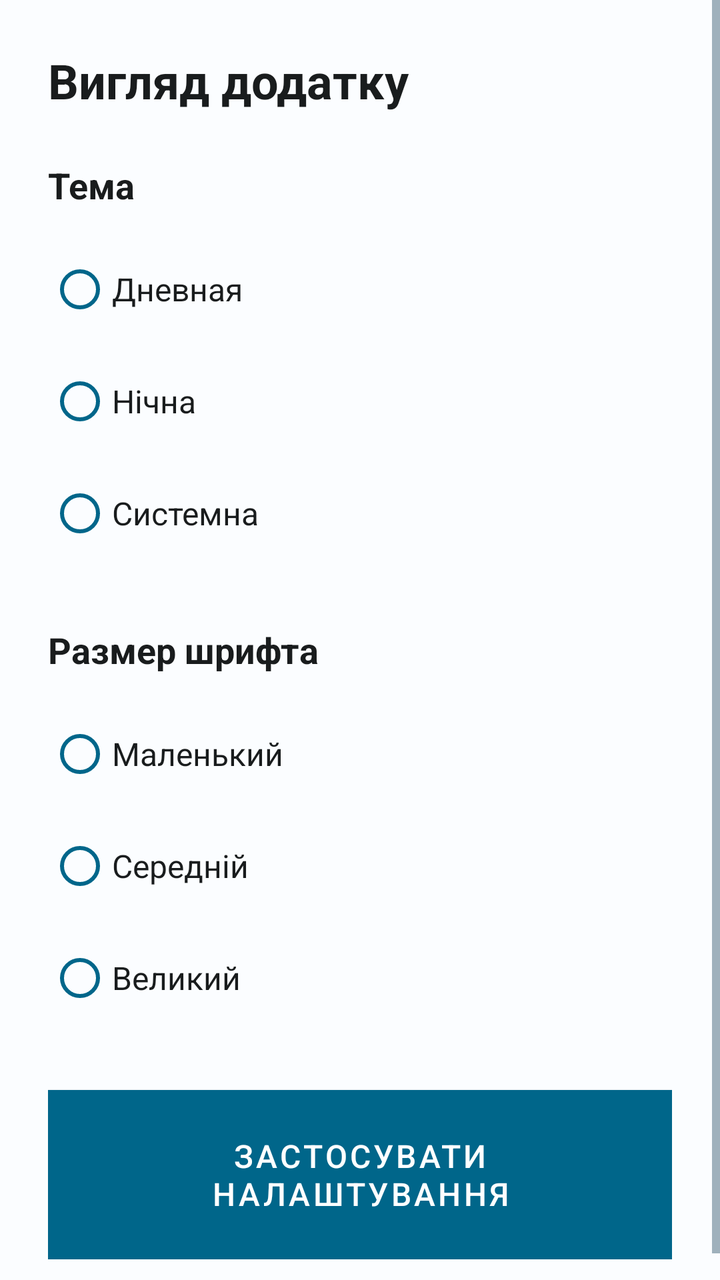
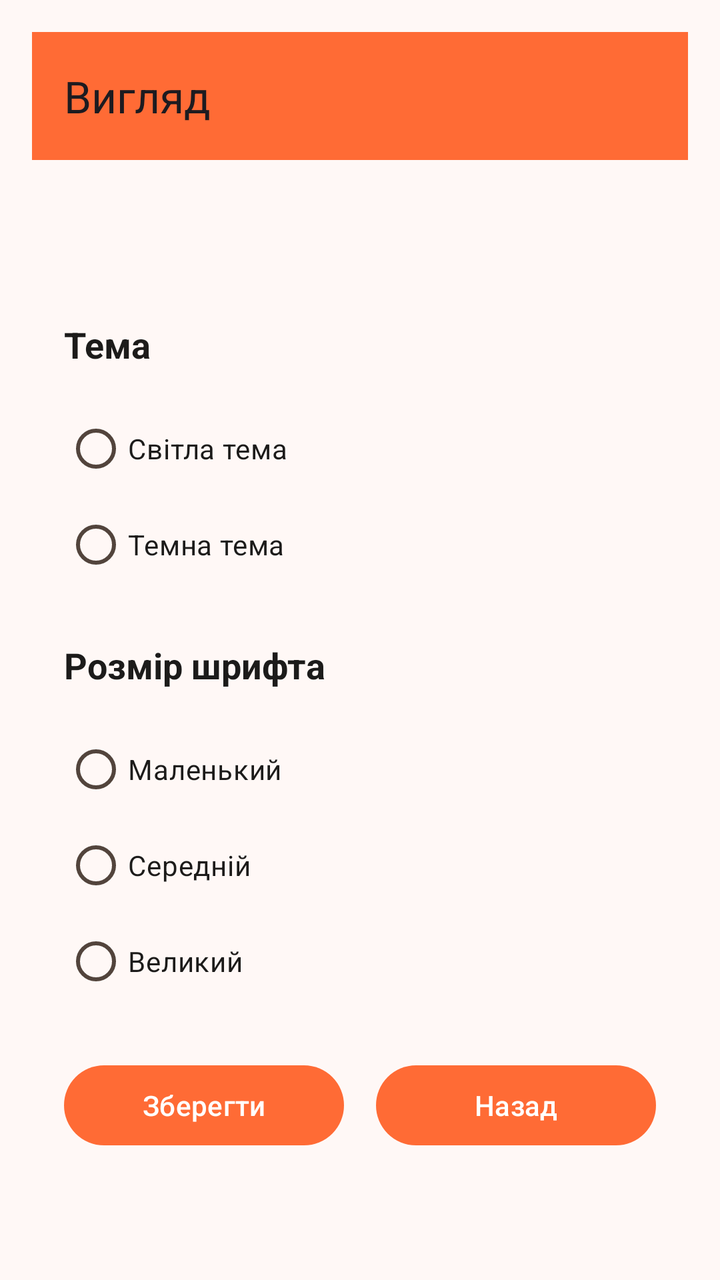

The first picture is an Android layout as it rendered before a commit; the second is the same layout after the commit. The layout source and the unified diff follow.
<!-- AndroidManifest.xml: application theme Theme.SunPortal -->
<!-- res/layout/fragment_appearance.xml -->
<?xml version="1.0" encoding="utf-8"?>
<ScrollView xmlns:android="http://schemas.android.com/apk/res/android"
    android:layout_width="match_parent"
    android:layout_height="match_parent"
    android:background="@color/svitgrid_background">

    <LinearLayout
        android:layout_width="match_parent"
        android:layout_height="wrap_content"
        android:orientation="vertical"
        android:padding="24dp">

        <TextView
            android:layout_width="match_parent"
            android:layout_height="wrap_content"
            android:text="Вигляд додатку"
            android:textSize="24sp"
            android:textColor="@color/svitgrid_text_primary"
            android:textStyle="bold"
            android:layout_marginBottom="24dp"/>

        
        <TextView
            android:layout_width="match_parent"
            android:layout_height="wrap_content"
            android:text="Тема"
            android:textSize="18sp"
            android:textColor="@color/svitgrid_text_primary"
            android:textStyle="bold"
            android:layout_marginBottom="16dp"/>

        <RadioGroup
            android:id="@+id/theme_radio_group"
            android:layout_width="match_parent"
            android:layout_height="wrap_content"
            android:orientation="vertical"
            android:layout_marginBottom="32dp">

            <RadioButton
                android:id="@+id/radio_day"
                android:layout_width="match_parent"
                android:layout_height="wrap_content"
                android:text="Дневная"
                android:textSize="16sp"
                android:textColor="@color/svitgrid_text_primary"
                android:buttonTint="@color/svitgrid_primary"
                android:layout_marginBottom="8dp"/>

            <RadioButton
                android:id="@+id/radio_night"
                android:layout_width="match_parent"
                android:layout_height="wrap_content"
                android:text="Нічна"
                android:textSize="16sp"
                android:textColor="@color/svitgrid_text_primary"
                android:buttonTint="@color/svitgrid_primary"
                android:layout_marginBottom="8dp"/>

            <RadioButton
                android:id="@+id/radio_system"
                android:layout_width="match_parent"
                android:layout_height="wrap_content"
                android:text="Системна"
                android:textSize="16sp"
                android:textColor="@color/svitgrid_text_primary"
                android:buttonTint="@color/svitgrid_primary"/>

        </RadioGroup>

        
        <TextView
            android:layout_width="match_parent"
            android:layout_height="wrap_content"
            android:text="Размер шрифта"
            android:textSize="18sp"
            android:textColor="@color/svitgrid_text_primary"
            android:textStyle="bold"
            android:layout_marginBottom="16dp"/>

        <RadioGroup
            android:id="@+id/font_radio_group"
            android:layout_width="match_parent"
            android:layout_height="wrap_content"
            android:orientation="vertical"
            android:layout_marginBottom="32dp">

            <RadioButton
                android:id="@+id/radio_small"
                android:layout_width="match_parent"
                android:layout_height="wrap_content"
                android:text="Маленький"
                android:textSize="16sp"
                android:textColor="@color/svitgrid_text_primary"
                android:buttonTint="@color/svitgrid_primary"
                android:layout_marginBottom="8dp"/>

            <RadioButton
                android:id="@+id/radio_medium"
                android:layout_width="match_parent"
                android:layout_height="wrap_content"
                android:text="Середній"
                android:textSize="16sp"
                android:textColor="@color/svitgrid_text_primary"
                android:buttonTint="@color/svitgrid_primary"
                android:layout_marginBottom="8dp"/>

            <RadioButton
                android:id="@+id/radio_large"
                android:layout_width="match_parent"
                android:layout_height="wrap_content"
                android:text="Великий"
                android:textSize="16sp"
                android:textColor="@color/svitgrid_text_primary"
                android:buttonTint="@color/svitgrid_primary"/>

        </RadioGroup>

        
        <Button
            android:id="@+id/apply_button"
            android:layout_width="match_parent"
            android:layout_height="wrap_content"
            android:text="Застосувати налаштування"
            android:textSize="16sp"
            android:textColor="@color/neutral_50"
            android:background="@color/svitgrid_primary"
            android:padding="16dp"/>

    </LinearLayout>

</ScrollView>
<!-- resources referenced by this layout -->
<resources>
  <color name="neutral_50">#FFFFFF</color>
  <color name="svitgrid_background">#FBFDFF</color>
  <color name="svitgrid_primary">#00668A</color>
  <color name="svitgrid_text_primary">#191C1D</color>
  <style name="Theme.SunPortal" parent="Theme.MaterialComponents.DayNight.NoActionBar">
          
          <item name="colorPrimary">@color/svitgrid_primary</item>
          <item name="colorOnPrimary">@color/neutral_50</item>
          <item name="colorPrimaryDark">@color/svitgrid_primary_dark</item>
          <item name="colorPrimaryVariant">@color/svitgrid_primary_light</item>
          
          
          <item name="colorSecondary">@color/svitgrid_secondary</item>
          <item name="colorOnSecondary">@color/neutral_50</item>
          <item name="colorSecondaryVariant">@color/svitgrid_secondary_light</item>
          
          
          <item name="android:colorBackground">@color/svitgrid_background</item>
          <item name="colorSurface">@color/svitgrid_surface</item>
          <item name="colorSurfaceVariant">@color/svitgrid_surface_variant</item>
          <item name="colorOnSurface">@color/svitgrid_text_primary</item>
          <item name="colorOnSurfaceVariant">@color/svitgrid_text_secondary</item>
          
          
          <item name="android:textColorPrimary">@color/svitgrid_text_primary</item>
          <item name="android:textColorSecondary">@color/svitgrid_text_secondary</item>
          <item name="android:textColorTertiary">@color/svitgrid_text_tertiary</item>
          
          
          <item name="android:statusBarColor">@color/svitgrid_primary</item>
          <item name="android:navigationBarColor">@color/svitgrid_surface</item>
          
          
          <item name="toolbarStyle">@style/Widget.SunPortal.Toolbar</item>
          
          
          <item name="cardCornerRadius">12dp</item>
          <item name="cardElevation">4dp</item>
          
          
          <item name="materialButtonStyle">@style/Widget.SunPortal.Button</item>
          <item name="materialButtonOutlinedStyle">@style/Widget.SunPortal.OutlinedButton</item>
      </style>
  <color name="svitgrid_primary_dark">#004D6A</color>
  <color name="svitgrid_primary_light">#1A8BB8</color>
  <color name="svitgrid_secondary">#4A6B7F</color>
  <color name="svitgrid_secondary_light">#6A8B9F</color>
  <color name="svitgrid_surface">#FFFFFF</color>
  <color name="svitgrid_surface_variant">#F5F8FA</color>
  <color name="svitgrid_text_secondary">#4A6B7F</color>
  <color name="svitgrid_text_tertiary">#7A8B9F</color>
  <style name="Widget.SunPortal.Toolbar" parent="Widget.MaterialComponents.Toolbar">
          <item name="android:background">@color/svitgrid_primary</item>
          <item name="android:titleTextColor">@color/neutral_50</item>
          <item name="android:subtitleTextColor">@color/neutral_100</item>
      </style>
  <style name="Widget.SunPortal.Button" parent="Widget.MaterialComponents.Button">
          <item name="android:textColor">@color/neutral_50</item>
          <item name="android:background">@color/svitgrid_primary</item>
          <item name="android:padding">16dp</item>
      </style>
  <style name="Widget.SunPortal.OutlinedButton" parent="Widget.MaterialComponents.Button">
          <item name="android:textColor">@color/svitgrid_primary</item>
          <item name="android:background">@drawable/button_outline</item>
          <item name="android:padding">16dp</item>
      </style>
  <color name="neutral_100">#F8FAFC</color>
  <!-- drawable button_outline (drawable) -->
  <shape xmlns:android="http://schemas.android.com/apk/res/android">
      <solid android:color="@android:color/transparent"/>
      <stroke android:width="2dp" android:color="@color/svitgrid_primary"/>
      <corners android:radius="8dp"/>
  </shape>
</resources>

<!-- the commit's change to res/layout/fragment_appearance.xml (unified diff, before → after) -->
@@ -1,131 +1,128 @@
 <?xml version="1.0" encoding="utf-8"?>
-<ScrollView xmlns:android="http://schemas.android.com/apk/res/android"
+<LinearLayout xmlns:android="http://schemas.android.com/apk/res/android"
+    xmlns:app="http://schemas.android.com/apk/res-auto"
     android:layout_width="match_parent"
     android:layout_height="match_parent"
-    android:background="@color/svitgrid_background">
+    android:background="?attr/colorBackground"
+    android:orientation="vertical"
+    android:padding="16dp">
 
-    <LinearLayout
+    <androidx.appcompat.widget.Toolbar
+        android:id="@+id/toolbar"
         android:layout_width="match_parent"
-        android:layout_height="wrap_content"
-        android:orientation="vertical"
-        android:padding="24dp">
+        android:layout_height="?attr/actionBarSize"
+        android:background="?attr/colorPrimary"
+        app:title="Вигляд" />
 
-        <TextView
-            android:layout_width="match_parent"
-            android:layout_height="wrap_content"
-            android:text="Вигляд додатку"
-            android:textSize="24sp"
-            android:textColor="@color/svitgrid_text_primary"
-            android:textStyle="bold"
-            android:layout_marginBottom="24dp"/>
+    <ScrollView
+        android:layout_width="match_parent"
+        android:layout_height="match_parent"
+        android:layout_marginTop="?attr/actionBarSize">
 
-        
-        <TextView
-            android:layout_width="match_parent"
-            android:layout_height="wrap_content"
-            android:text="Тема"
-            android:textSize="18sp"
-            android:textColor="@color/svitgrid_text_primary"
-            android:textStyle="bold"
-            android:layout_marginBottom="16dp"/>
-
-        <RadioGroup
-            android:id="@+id/theme_radio_group"
+        <LinearLayout
             android:layout_width="match_parent"
             android:layout_height="wrap_content"
             android:orientation="vertical"
-            android:layout_marginBottom="32dp">
+            android:padding="16dp">
 
-            <RadioButton
-                android:id="@+id/radio_day"
+            <TextView
                 android:layout_width="match_parent"
                 android:layout_height="wrap_content"
-                android:text="Дневная"
-                android:textSize="16sp"
-                android:textColor="@color/svitgrid_text_primary"
-                android:buttonTint="@color/svitgrid_primary"
-                android:layout_marginBottom="8dp"/>
+                android:layout_marginBottom="16dp"
+                android:text="Тема"
+                android:textColor="?attr/colorOnBackground"
+                android:textSize="18sp"
+                android:textStyle="bold" />
 
-            <RadioButton
-                android:id="@+id/radio_night"
+            <RadioGroup
+                android:id="@+id/theme_group"
                 android:layout_width="match_parent"
                 android:layout_height="wrap_content"
-                android:text="Нічна"
-                android:textSize="16sp"
-                android:textColor="@color/svitgrid_text_primary"
-                android:buttonTint="@color/svitgrid_primary"
-                android:layout_marginBottom="8dp"/>
+                android:layout_marginBottom="24dp"
+                android:orientation="vertical">
 
-            <RadioButton
-                android:id="@+id/radio_system"
+                <com.google.android.material.radiobutton.MaterialRadioButton
+                    android:id="@+id/theme_light"
+                    android:layout_width="match_parent"
+                    android:layout_height="wrap_content"
+                    android:text="Світла тема"
+                    android:textColor="?attr/colorOnBackground" />
+
+                <com.google.android.material.radiobutton.MaterialRadioButton
+                    android:id="@+id/theme_dark"
+                    android:layout_width="match_parent"
+                    android:layout_height="wrap_content"
+                    android:text="Темна тема"
+                    android:textColor="?attr/colorOnBackground" />
+
+            </RadioGroup>
+
+            <TextView
                 android:layout_width="match_parent"
                 android:layout_height="wrap_content"
-                android:text="Системна"
-                android:textSize="16sp"
-                android:textColor="@color/svitgrid_text_primary"
-                android:buttonTint="@color/svitgrid_primary"/>
+                android:layout_marginBottom="16dp"
+                android:text="Розмір шрифта"
+                android:textColor="?attr/colorOnBackground"
+                android:textSize="18sp"
+                android:textStyle="bold" />
 
-        </RadioGroup>
-
-        
-        <TextView
-            android:layout_width="match_parent"
-            android:layout_height="wrap_content"
-            android:text="Размер шрифта"
-            android:textSize="18sp"
-            android:textColor="@color/svitgrid_text_primary"
-            android:textStyle="bold"
-            android:layout_marginBottom="16dp"/>
-
-        <RadioGroup
-            android:id="@+id/font_radio_group"
-            android:layout_width="match_parent"
-            android:layout_height="wrap_content"
-            android:orientation="vertical"
-            android:layout_marginBottom="32dp">
-
-            <RadioButton
-                android:id="@+id/radio_small"
+            <RadioGroup
+                android:id="@+id/font_size_group"
                 android:layout_width="match_parent"
                 android:layout_height="wrap_content"
-                android:text="Маленький"
-                android:textSize="16sp"
-                android:textColor="@color/svitgrid_text_primary"
-                android:buttonTint="@color/svitgrid_primary"
-                android:layout_marginBottom="8dp"/>
+                android:layout_marginBottom="24dp"
+                android:orientation="vertical">
 
-            <RadioButton
-                android:id="@+id/radio_medium"
+                <com.google.android.material.radiobutton.MaterialRadioButton
+                    android:id="@+id/font_size_small"
+                    android:layout_width="match_parent"
+                    android:layout_height="wrap_content"
+                    android:text="Маленький"
+                    android:textColor="?attr/colorOnBackground" />
+
+                <com.google.android.material.radiobutton.MaterialRadioButton
+                    android:id="@+id/font_size_medium"
+                    android:layout_width="match_parent"
+                    android:layout_height="wrap_content"
+                    android:text="Середній"
+                    android:textColor="?attr/colorOnBackground" />
+
+                <com.google.android.material.radiobutton.MaterialRadioButton
+                    android:id="@+id/font_size_large"
+                    android:layout_width="match_parent"
+                    android:layout_height="wrap_content"
+                    android:text="Великий"
+                    android:textColor="?attr/colorOnBackground" />
+
+            </RadioGroup>
+
+            <LinearLayout
                 android:layout_width="match_parent"
                 android:layout_height="wrap_content"
-                android:text="Середній"
-                android:textSize="16sp"
-                android:textColor="@color/svitgrid_text_primary"
-                android:buttonTint="@color/svitgrid_primary"
-                android:layout_marginBottom="8dp"/>
+                android:orientation="horizontal">
 
-            <RadioButton
-                android:id="@+id/radio_large"
-                android:layout_width="match_parent"
-                android:layout_height="wrap_content"
-                android:text="Великий"
-                android:textSize="16sp"
-                android:textColor="@color/svitgrid_text_primary"
-                android:buttonTint="@color/svitgrid_primary"/>
+                <Button
+                    android:id="@+id/save_button"
+                    android:layout_width="0dp"
+                    android:layout_height="wrap_content"
+                    android:layout_marginEnd="8dp"
+                    android:layout_weight="1"
+                    android:text="Зберегти"
+                    android:textColor="?attr/colorOnPrimary" />
 
-        </RadioGroup>
+                <Button
+                    android:id="@+id/back_button"
+                    android:layout_width="0dp"
+                    android:layout_height="wrap_content"
+                    android:layout_marginStart="8dp"
+                    android:layout_weight="1"
+                    android:text="Назад"
+                    android:textColor="?attr/colorOnPrimary" />
 
-        
-        <Button
-            android:id="@+id/apply_button"
-            android:layout_width="match_parent"
-            android:layout_height="wrap_content"
-            android:text="Застосувати налаштування"
-            android:textSize="16sp"
-            android:textColor="@color/neutral_50"
-            android:background="@color/svitgrid_primary"
-            android:padding="16dp"/>
+            </LinearLayout>
 
-    </LinearLayout>
+        </LinearLayout>
 
-</ScrollView>
+    </ScrollView>
+
+</LinearLayout>
<!-- resource entries referenced after the edit -->
@@ -1,77 +1,72 @@
 <!-- resources referenced by this layout -->
 <resources>
-  <color name="neutral_50">#FFFFFF</color>
-  <color name="svitgrid_background">#FBFDFF</color>
-  <color name="svitgrid_primary">#00668A</color>
-  <color name="svitgrid_text_primary">#191C1D</color>
-  <style name="Theme.SunPortal" parent="Theme.MaterialComponents.DayNight.NoActionBar">
+  <style name="Theme.SunPortal" parent="Theme.Material3.DayNight.NoActionBar">
           
-          <item name="colorPrimary">@color/svitgrid_primary</item>
-          <item name="colorOnPrimary">@color/neutral_50</item>
-          <item name="colorPrimaryDark">@color/svitgrid_primary_dark</item>
-          <item name="colorPrimaryVariant">@color/svitgrid_primary_light</item>
+          <item name="colorPrimary">@color/md_theme_light_primary</item>
+          <item name="colorOnPrimary">@color/md_theme_light_onPrimary</item>
+          <item name="colorPrimaryContainer">@color/md_theme_light_primaryContainer</item>
+          <item name="colorOnPrimaryContainer">@color/md_theme_light_onPrimaryContainer</item>
           
           
-          <item name="colorSecondary">@color/svitgrid_secondary</item>
-          <item name="colorOnSecondary">@color/neutral_50</item>
-          <item name="colorSecondaryVariant">@color/svitgrid_secondary_light</item>
+          <item name="colorSecondary">@color/md_theme_light_secondary</item>
+          <item name="colorOnSecondary">@color/md_theme_light_onSecondary</item>
+          <item name="colorSecondaryContainer">@color/md_theme_light_secondaryContainer</item>
+          <item name="colorOnSecondaryContainer">@color/md_theme_light_onSecondaryContainer</item>
           
           
-          <item name="android:colorBackground">@color/svitgrid_background</item>
-          <item name="colorSurface">@color/svitgrid_surface</item>
-          <item name="colorSurfaceVariant">@color/svitgrid_surface_variant</item>
-          <item name="colorOnSurface">@color/svitgrid_text_primary</item>
-          <item name="colorOnSurfaceVariant">@color/svitgrid_text_secondary</item>
+          <item name="colorTertiary">@color/md_theme_light_tertiary</item>
+          <item name="colorOnTertiary">@color/md_theme_light_onTertiary</item>
+          <item name="colorTertiaryContainer">@color/md_theme_light_tertiaryContainer</item>
+          <item name="colorOnTertiaryContainer">@color/md_theme_light_onTertiaryContainer</item>
           
           
-          <item name="android:textColorPrimary">@color/svitgrid_text_primary</item>
-          <item name="android:textColorSecondary">@color/svitgrid_text_secondary</item>
-          <item name="android:textColorTertiary">@color/svitgrid_text_tertiary</item>
+          <item name="colorError">@color/md_theme_light_error</item>
+          <item name="colorOnError">@color/md_theme_light_onError</item>
+          <item name="colorErrorContainer">@color/md_theme_light_errorContainer</item>
+          <item name="colorOnErrorContainer">@color/md_theme_light_onErrorContainer</item>
           
           
-          <item name="android:statusBarColor">@color/svitgrid_primary</item>
-          <item name="android:navigationBarColor">@color/svitgrid_surface</item>
+          <item name="android:colorBackground">@color/md_theme_light_background</item>
+          <item name="colorOnBackground">@color/md_theme_light_onBackground</item>
           
           
-          <item name="toolbarStyle">@style/Widget.SunPortal.Toolbar</item>
+          <item name="colorSurface">@color/md_theme_light_surface</item>
+          <item name="colorOnSurface">@color/md_theme_light_onSurface</item>
+          <item name="colorSurfaceVariant">@color/md_theme_light_surfaceVariant</item>
+          <item name="colorOnSurfaceVariant">@color/md_theme_light_onSurfaceVariant</item>
           
           
-          <item name="cardCornerRadius">12dp</item>
-          <item name="cardElevation">4dp</item>
+          <item name="colorOutline">@color/md_theme_light_outline</item>
+          <item name="colorOutlineVariant">@color/md_theme_light_outlineVariant</item>
           
           
-          <item name="materialButtonStyle">@style/Widget.SunPortal.Button</item>
-          <item name="materialButtonOutlinedStyle">@style/Widget.SunPortal.OutlinedButton</item>
+          <item name="android:statusBarColor" tools:targetApi="l">?attr/colorPrimary</item>
+          
+          
       </style>
-  <color name="svitgrid_primary_dark">#004D6A</color>
-  <color name="svitgrid_primary_light">#1A8BB8</color>
-  <color name="svitgrid_secondary">#4A6B7F</color>
-  <color name="svitgrid_secondary_light">#6A8B9F</color>
-  <color name="svitgrid_surface">#FFFFFF</color>
-  <color name="svitgrid_surface_variant">#F5F8FA</color>
-  <color name="svitgrid_text_secondary">#4A6B7F</color>
-  <color name="svitgrid_text_tertiary">#7A8B9F</color>
-  <style name="Widget.SunPortal.Toolbar" parent="Widget.MaterialComponents.Toolbar">
-          <item name="android:background">@color/svitgrid_primary</item>
-          <item name="android:titleTextColor">@color/neutral_50</item>
-          <item name="android:subtitleTextColor">@color/neutral_100</item>
-      </style>
-  <style name="Widget.SunPortal.Button" parent="Widget.MaterialComponents.Button">
-          <item name="android:textColor">@color/neutral_50</item>
-          <item name="android:background">@color/svitgrid_primary</item>
-          <item name="android:padding">16dp</item>
-      </style>
-  <style name="Widget.SunPortal.OutlinedButton" parent="Widget.MaterialComponents.Button">
-          <item name="android:textColor">@color/svitgrid_primary</item>
-          <item name="android:background">@drawable/button_outline</item>
-          <item name="android:padding">16dp</item>
-      </style>
-  <color name="neutral_100">#F8FAFC</color>
-  <!-- drawable button_outline (drawable) -->
-  <shape xmlns:android="http://schemas.android.com/apk/res/android">
-      <solid android:color="@android:color/transparent"/>
-      <stroke android:width="2dp" android:color="@color/svitgrid_primary"/>
-      <corners android:radius="8dp"/>
-  </shape>
+  <color name="md_theme_light_primary">#FF6B35</color>
+  <color name="md_theme_light_onPrimary">#FFFFFF</color>
+  <color name="md_theme_light_primaryContainer">#FFDBCF</color>
+  <color name="md_theme_light_onPrimaryContainer">#3F0900</color>
+  <color name="md_theme_light_secondary">#FF6B35</color>
+  <color name="md_theme_light_onSecondary">#FFFFFF</color>
+  <color name="md_theme_light_secondaryContainer">#FFDBCF</color>
+  <color name="md_theme_light_onSecondaryContainer">#3F0900</color>
+  <color name="md_theme_light_tertiary">#FF6B35</color>
+  <color name="md_theme_light_onTertiary">#FFFFFF</color>
+  <color name="md_theme_light_tertiaryContainer">#FFDBCF</color>
+  <color name="md_theme_light_onTertiaryContainer">#3F0900</color>
+  <color name="md_theme_light_error">#BA1A1A</color>
+  <color name="md_theme_light_onError">#FFFFFF</color>
+  <color name="md_theme_light_errorContainer">#FFDAD6</color>
+  <color name="md_theme_light_onErrorContainer">#410002</color>
+  <color name="md_theme_light_background">#FFF8F6</color>
+  <color name="md_theme_light_onBackground">#1C1B1A</color>
+  <color name="md_theme_light_surface">#FFF8F6</color>
+  <color name="md_theme_light_onSurface">#1C1B1A</color>
+  <color name="md_theme_light_surfaceVariant">#F4DDD4</color>
+  <color name="md_theme_light_onSurfaceVariant">#52443C</color>
+  <color name="md_theme_light_outline">#857367</color>
+  <color name="md_theme_light_outlineVariant">#D7C2B8</color>
 </resources>
 
